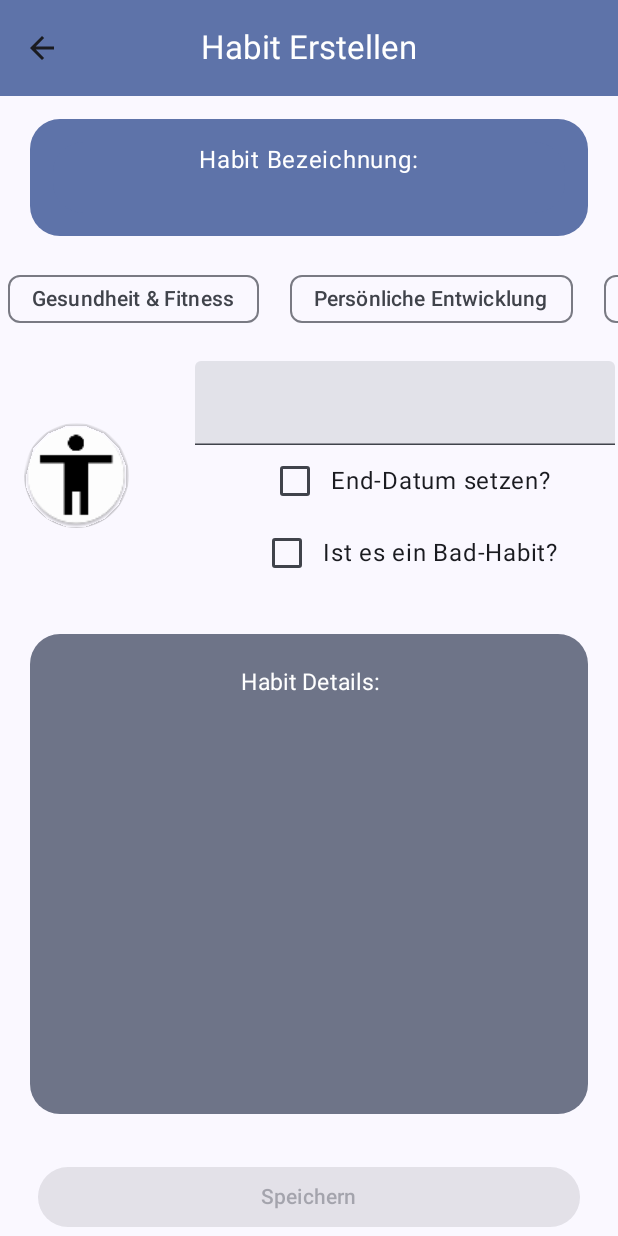
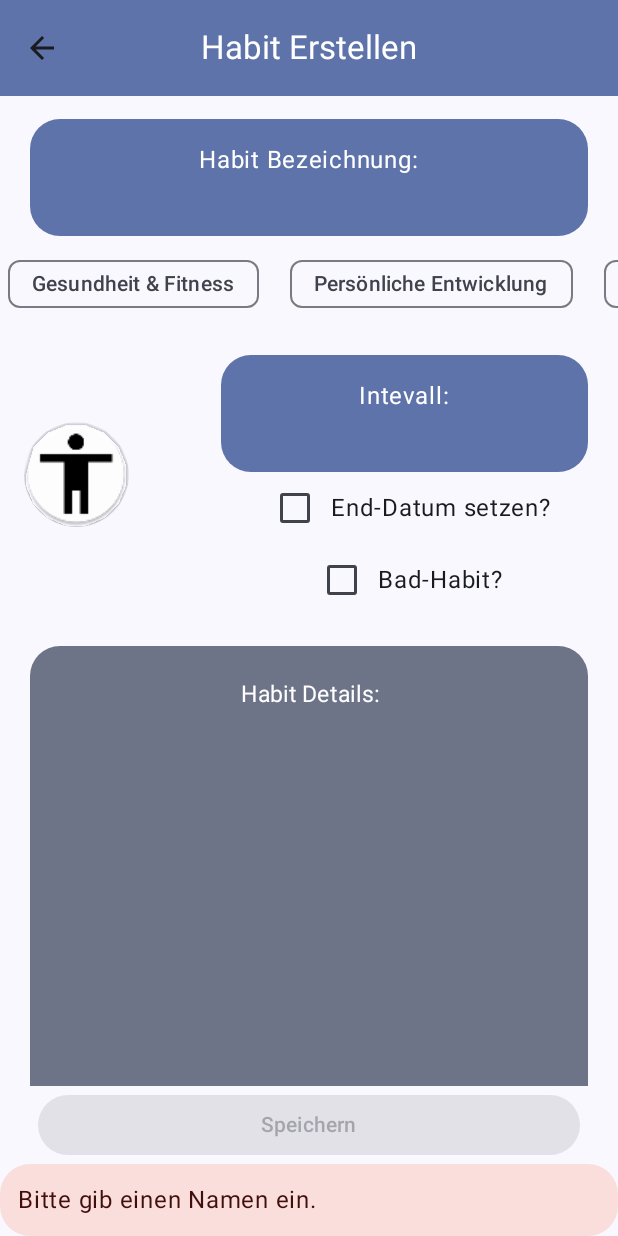
Before and after one commit to lasse-herzog/pyco-habits, an Android app built with Jetpack Compose: the composable CreateHabitScreen shown on its own in the app's theme, on a phone screen of 412 x 824 dp. Run offline under Robolectric (Android 15) with nearby library versions, the phone set to English and light mode, and no system bars; our stand-ins replace Dagger/Hilt's generated code, Room's generated code.

```diff
--- a/app/src/main/java/com/example/pyco/viewmodels/CreateHabitViewModel.kt
+++ b/app/src/main/java/com/example/pyco/viewmodels/CreateHabitViewModel.kt
@@ -36,7 +36,7 @@ class CreateHabitViewModel @Inject constructor (
         getCategories()
     }
 
-    fun submitData(name: String, categories: List<Category>, description: String, isBadHabit: Boolean, interval: Int /*TODO: Bad habit mit übergeben und Intervall übergeben*/) {
+    fun submitData(name: String, categories: List<Category>, description: String, isBadHabit: Boolean, interval: Int, endDate: String) {
         viewModelScope.launch {
             val habitBlueprint = habitsBlueprintsRepository.createHabitBlueprint(name, description, categories, isBadHabit)
             val habitId = habitsRepository.createHabit(habitBlueprint, interval)
--- a/app/src/main/java/com/example/pyco/views/CreateHabit.kt
+++ b/app/src/main/java/com/example/pyco/views/CreateHabit.kt
@@ -39,12 +39,10 @@ import androidx.compose.material3.IconButton
 import androidx.compose.material3.MaterialTheme
 import androidx.compose.material3.Scaffold
 import androidx.compose.material3.Text
-import androidx.compose.material3.TextField
 import androidx.compose.material3.TopAppBarDefaults
 import androidx.compose.runtime.Composable
 import androidx.compose.runtime.collectAsState
 import androidx.compose.runtime.getValue
-import androidx.compose.runtime.mutableIntStateOf
 import androidx.compose.runtime.mutableStateOf
 import androidx.compose.runtime.remember
 import androidx.compose.runtime.setValue
@@ -52,6 +50,7 @@ import androidx.compose.ui.Alignment
 import androidx.compose.ui.Modifier
 import androidx.compose.ui.draw.clip
 import androidx.compose.ui.draw.shadow
+import androidx.compose.ui.focus.onFocusChanged
 import androidx.compose.ui.platform.LocalContext
 import androidx.compose.ui.res.painterResource
 import androidx.compose.ui.text.TextStyle
@@ -79,18 +78,17 @@ fun CreateHabitScreen(viewModel: CreateHabitViewModel = hiltViewModel(), onNavig
 fun CreateHabit(viewModel: CreateHabitViewModel = hiltViewModel(), onNavigateUp: () -> Unit) {
     // State variables for text fields and dropdown
     var name by remember { mutableStateOf("") }
+    var datum by remember { mutableStateOf("") }
     var interval by remember { mutableStateOf("") }
     var descriptionText by remember { mutableStateOf("") }
-    var expandIntervall by remember { mutableStateOf(false) }
+    var showDialog by remember { mutableStateOf(false) }
+    var isBadHabit by remember { mutableStateOf(false) }
+    var showTooltip by remember { mutableStateOf(true) }
+    var checkBoxStatus by remember { mutableStateOf(false) }
+    var isTextFieldFocused by remember { mutableStateOf(false) }
+    val pattern = remember { Regex("^[1-9][0-9]{0,2}\$") }
+    val context = LocalContext.current
     val categories = viewModel.uiState.collectAsState().value.categories
-    val intervals = listOf("1 Tag", "alle 2 Tage", "Alle 3 Tage", "Test2") // Add your tags here
-    var selectedIndexIntervall by remember { mutableIntStateOf(0) }
-    val context = LocalContext.current
-    var showDialog by remember { mutableStateOf(false) }
-    var datum by remember { mutableStateOf("") }
-    var checkBoxStatus by remember { mutableStateOf(false) }
-    var isBadHabit by remember { mutableStateOf(false) }
-    val pattern = remember { Regex("^(?:[1-9]|[12]\\d|30)\$\n") }
 
     Scaffold(
         topBar = {
@@ -145,15 +143,24 @@ fun CreateHabit(viewModel: CreateHabitViewModel = hiltViewModel(), onNavigateUp:
                             .background(
                                 MaterialTheme.colorScheme.primaryContainer,
                                 shape = RoundedCornerShape(20.dp)
-                            ),
+                            )
+                            .onFocusChanged { focusState ->
+                                isTextFieldFocused = focusState.isFocused
+                                if (isTextFieldFocused) {
+                                    showTooltip =
+                                        false // Tooltip ausblenden, wenn das TextField fokussiert wird
+                                }
+                            },
                         maxLines = 1,
                         decorationBox = { innerTextField ->
                             Column(
                                 horizontalAlignment = Alignment.CenterHorizontally,
 
                                 ) {
-                                Text(text = "Habit Bezeichnung:",
-                                    color = MaterialTheme.colorScheme.onPrimaryContainer)
+                                Text(
+                                    text = "Habit Bezeichnung:",
+                                    color = MaterialTheme.colorScheme.onPrimaryContainer
+                                )
                                 innerTextField()
                             }
                         }
@@ -191,18 +198,57 @@ fun CreateHabit(viewModel: CreateHabitViewModel = hiltViewModel(), onNavigateUp:
                     modifier = Modifier.fillMaxWidth()
                 ) {
                     Row {
-                        TextField(
-                            value = interval,
-                            onValueChange = {
-                                if (!it.matches(pattern)){
-                                    Toast.makeText(context, "Es dürfen nur ganze Zahlen von 1 bis 365 eingegeben werden!", Toast.LENGTH_SHORT).show()
-                                }
-                                if (it.isEmpty() || it.matches(pattern)) {
-                                    interval = it
-                                }
-                            },
-                            keyboardOptions = KeyboardOptions(keyboardType = KeyboardType.Number)
-                        )
+                        Column(Modifier.padding(top = 15.dp, start = 20.dp, end = 20.dp)) {
+                            Box(
+                                modifier = Modifier
+                                    .background(
+                                        color = MaterialTheme.colorScheme.primaryContainer,
+                                        shape = RoundedCornerShape(20.dp)
+                                    )
+                                    .padding(10.dp)
+
+                            ) {
+                                BasicTextField(
+                                    value = interval,
+                                    onValueChange = { newValue ->
+                                        if (newValue.isEmpty() || newValue.matches(pattern)) {
+                                            interval = newValue
+                                        } else {
+                                            Toast.makeText(
+                                                context,
+                                                "Es dürfen nur ganze Zahlen von 1 bis 999 eingegeben werden!",
+                                                Toast.LENGTH_SHORT
+                                            ).show()
+                                        }
+                                    },
+                                    textStyle = TextStyle.Default.copy(
+                                        fontSize = 20.sp,
+                                        textAlign = TextAlign.Center,
+                                        color = MaterialTheme.colorScheme.onPrimaryContainer
+                                    ),
+                                    modifier = Modifier
+                                        .fillMaxWidth()
+                                        .padding(5.dp)
+                                        .background(
+                                            MaterialTheme.colorScheme.primaryContainer,
+                                            shape = RoundedCornerShape(20.dp)
+                                        ),
+                                    keyboardOptions = KeyboardOptions(keyboardType = KeyboardType.Number),
+                                    decorationBox = { innerTextField ->
+                                        Column(
+                                            horizontalAlignment = Alignment.CenterHorizontally,
+
+                                            ) {
+                                            Text(
+                                                text = "Intevall:",
+                                                color = MaterialTheme.colorScheme.onPrimaryContainer
+                                            )
+                                            innerTextField()
+                                        }
+                                    }
+                                )
+                            }
+                        }
                     }
                     /*Column {
                         ExposedDropdownMenuBox(
@@ -289,7 +335,7 @@ fun CreateHabit(viewModel: CreateHabitViewModel = hiltViewModel(), onNavigateUp:
                     Row(verticalAlignment = Alignment.CenterVertically) {
                         Column(
                             horizontalAlignment = Alignment.CenterHorizontally
-                        ){
+                        ) {
                             Checkbox(
                                 checked = isBadHabit,
                                 onCheckedChange = { isChecked ->
@@ -298,7 +344,7 @@ fun CreateHabit(viewModel: CreateHabitViewModel = hiltViewModel(), onNavigateUp:
                             )
                         }
                         Column {
-                            Text(text = "Ist es ein Bad-Habit?")
+                            Text(text = "Bad-Habit?")
                         }
                     }
                 }
@@ -349,7 +395,17 @@ fun CreateHabit(viewModel: CreateHabitViewModel = hiltViewModel(), onNavigateUp:
             // Button to submit the data
             Button(
                 onClick = {
-                    viewModel.submitData(name, selectedCategories, descriptionText, isBadHabit, interval.toInt())
+                    if (interval.isEmpty()) {
+                        interval = "1"
+                    }
+                    viewModel.submitData(
+                        name,
+                        selectedCategories,
+                        descriptionText,
+                        isBadHabit,
+                        interval.toInt(),
+                        datum
+                    )
                     onNavigateUp()
                 },
                 enabled = name.isNotEmpty(),
@@ -363,6 +419,24 @@ fun CreateHabit(viewModel: CreateHabitViewModel = hiltViewModel(), onNavigateUp:
             ) {
                 Text("Speichern")
             }
+            if (showTooltip && !isTextFieldFocused) {
+                Box(
+                    modifier = Modifier
+                        .background(
+                            color = MaterialTheme.colorScheme.errorContainer,
+                            shape = RoundedCornerShape(20.dp)
+                        )
+                        .padding(10.dp)
+                        .fillMaxWidth()
+
+                ) {
+                    Text(
+                        text = "Bitte gib einen Namen ein.",
+                        color = MaterialTheme.colorScheme.onErrorContainer,
+                        modifier = Modifier.padding(2.dp)
+                    )
+                }
+            }
         }
     }
 }
@@ -375,10 +449,10 @@ fun CatChip(category: CategoryChipAndState, viewModel: CreateHabitViewModel) {
         selected = selected,
         onClick = {
             selected = !selected
-            if ((selectedCategories.isEmpty() || !selectedCategories.contains(category.category)) && selected){
+            if ((selectedCategories.isEmpty() || !selectedCategories.contains(category.category)) && selected) {
                 selectedCategories = selectedCategories.plus(category.category)
             }
-            if (selectedCategories.contains(category.category) && !selected){
+            if (selectedCategories.contains(category.category) && !selected) {
                 selectedCategories = selectedCategories.minus(category.category)
             }
             viewModel.categoryClicked(category, selected)
```
